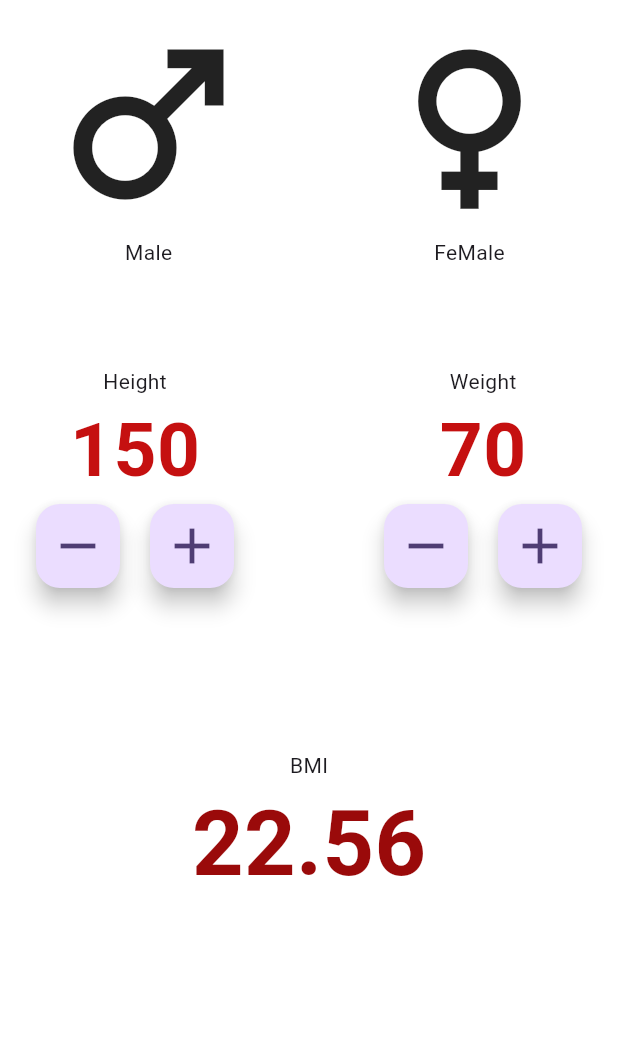
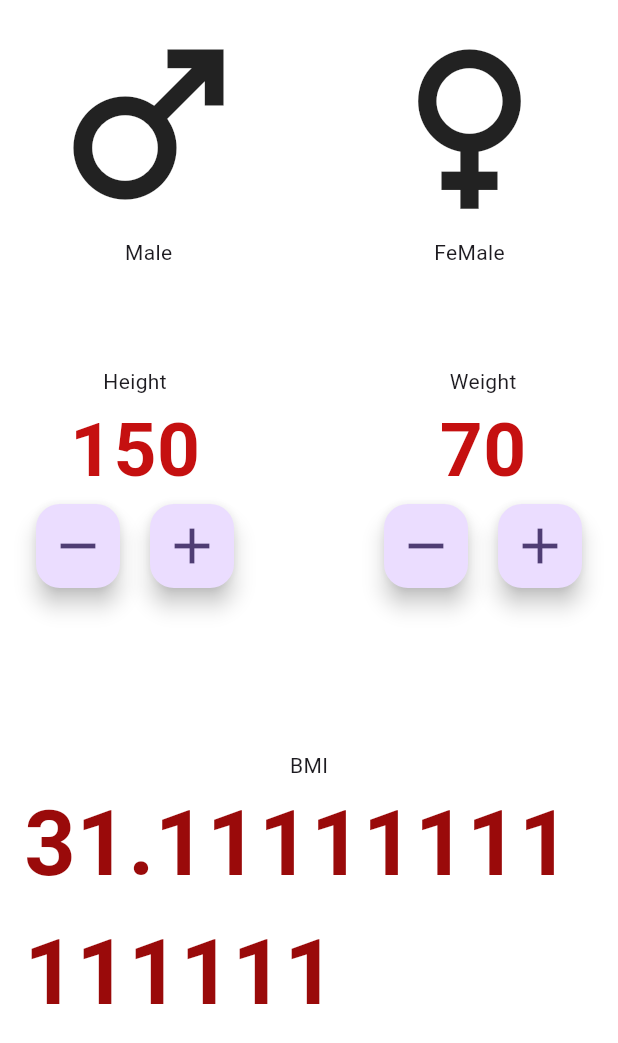
Before and after one commit to pdgamage/BMI-Calculator-App, a Flutter app: the screen it shows after launch, after a tap on the "remove" icon, after a tap on the "add" icon, on a phone screen of 412 x 824 dp. Shown: the top 1043 px of the screen. Run offline on Flutter 3.47's test engine with Material 3 defaults, Android fonts, the phone set to English and light mode, and no system bars.

Commit message:
modified:   lib/main_page.dart

```diff
--- a/lib/main_page.dart
+++ b/lib/main_page.dart
@@ -12,7 +12,7 @@ class _MainPageState extends State<MainPage> {
   int height = 150;
   int weight = 70;
 
-  double bmi = 0;
+  late double bmi = calculateBMI(height, weight);
 
   @override
   Widget build(BuildContext context) {
@@ -73,6 +73,7 @@ class _MainPageState extends State<MainPage> {
                                 setState(() {
                                   if (height > 50) {
                                     height--;
+                                    bmi = calculateBMI(height, weight);
                                   }
                                 });
                               },
@@ -89,6 +90,7 @@ class _MainPageState extends State<MainPage> {
                                 setState(() {
                                   if (height < 220) {
                                     height++;
+                                    bmi = calculateBMI(height, weight);
                                   }
                                 });
                               },
@@ -119,6 +121,7 @@ class _MainPageState extends State<MainPage> {
                                 setState(() {
                                   if (weight > 3) {
                                     weight--;
+                                    bmi = calculateBMI(height, weight);
                                   }
                                 });
                               },
@@ -135,6 +138,7 @@ class _MainPageState extends State<MainPage> {
                                 setState(() {
                                   if (weight < 200) {
                                     weight++;
+                                    bmi = calculateBMI(height, weight);
                                   }
                                 });
                               },
@@ -155,7 +159,7 @@ class _MainPageState extends State<MainPage> {
                 children: [
                   const Text("BMI"),
                   Text(
-                    "22.56",
+                    "$bmi",
                     style: kInputLabelColor.copyWith(
                         color: kTextOutColor, fontSize: 60),
                   ),
@@ -169,6 +173,6 @@ class _MainPageState extends State<MainPage> {
   }
 
   double calculateBMI(int height, int weight) {
-    return weight / (height * height);
+    return weight / (height / 100 * height / 100);
   }
 }
```
